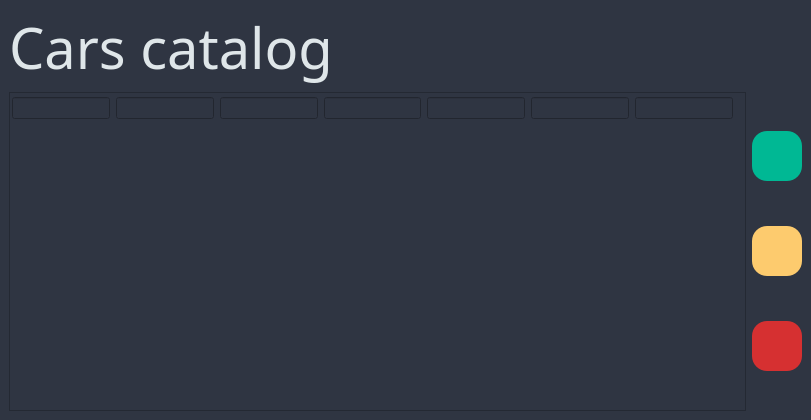
Qt form mainwindow.ui (Airaat/QT_CRUD_Book) before a commit.
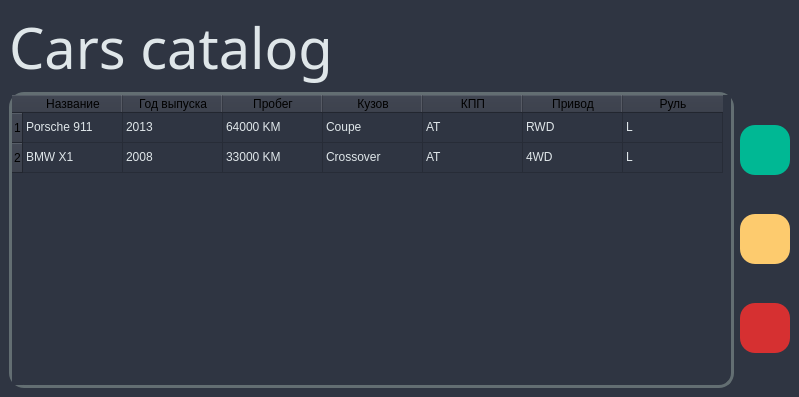
The same form after that commit. Icons and pictures are not drawn.

Diff of the .ui file:
```diff
--- a/mainwindow.ui
+++ b/mainwindow.ui
@@ -6,18 +6,199 @@
    <rect>
     <x>0</x>
     <y>0</y>
-    <width>811</width>
-    <height>420</height>
+    <width>799</width>
+    <height>397</height>
    </rect>
   </property>
+  <property name="font">
+   <font>
+    <pointsize>11</pointsize>
+   </font>
+  </property>
   <property name="windowTitle">
    <string>MainWindow</string>
   </property>
   <property name="styleSheet">
-   <string notr="true">background-color:#2f3542;</string>
+   <string notr="true">QTableWidget::horizontalHeader {
+    background-color: #c0c0c0; /* Цвет фона заголовка */
+    color: #000000; /* Цвет текста заголовка */
+    font: bold 12px; /* Шрифт и размер текста заголовка */
+}
+
+QTableWidget::verticalHeader {
+    background-color: #c0c0c0; /* Цвет фона заголовка */
+    color: #000000; /* Цвет текста заголовка */
+    font: bold 12px; /* Шрифт и размер текста заголовка */
+}
+
+
+QWidget{
+	background-color:#2d3436;
+	background-color:#2f3542;
+}
+
+QLineEdit, QScrollArea{
+	border: none;
+	color: #dfe6e9;
+}
+
+QTableWidget {
+	background-color: #2f3542;
+	color: #dfe6e9;
+
+	border: 3px solid #636e72;
+	border-radius: 15%;
+	
+	font: &quot;Arial Rounded MT Bold&quot;;
+}</string>
   </property>
   <widget class="QWidget" name="centralwidget">
    <layout class="QGridLayout" name="gridLayout">
+    <item row="0" column="0" colspan="2">
+     <widget class="QLabel" name="tittle">
+      <property name="font">
+       <font>
+        <family>Eras Bold ITC</family>
+        <pointsize>42</pointsize>
+       </font>
+      </property>
+      <property name="styleSheet">
+       <string notr="true">color: #dfe6e9;</string>
+      </property>
+      <property name="text">
+       <string>Cars catalog</string>
+      </property>
+     </widget>
+    </item>
+    <item row="1" column="0">
+     <widget class="QTableWidget" name="tableWidget">
+      <property name="styleSheet">
+       <string notr="true">background-color: #2f3542;</string>
+      </property>
+      <row>
+       <property name="text">
+        <string>1</string>
+       </property>
+      </row>
+      <row>
+       <property name="text">
+        <string>2</string>
+       </property>
+      </row>
+      <column>
+       <property name="text">
+        <string>Название</string>
+       </property>
+       <property name="background">
+        <color>
+         <red>47</red>
+         <green>53</green>
+         <blue>66</blue>
+        </color>
+       </property>
+      </column>
+      <column>
+       <property name="text">
+        <string>Год выпуска</string>
+       </property>
+      </column>
+      <column>
+       <property name="text">
+        <string>Пробег</string>
+       </property>
+      </column>
+      <column>
+       <property name="text">
+        <string>Кузов</string>
+       </property>
+      </column>
+      <column>
+       <property name="text">
+        <string>КПП</string>
+       </property>
+      </column>
+      <column>
+       <property name="text">
+        <string>Привод</string>
+       </property>
+      </column>
+      <column>
+       <property name="text">
+        <string>Руль</string>
+       </property>
+      </column>
+      <item row="0" column="0">
+       <property name="text">
+        <string>Porsche 911</string>
+       </property>
+      </item>
+      <item row="0" column="1">
+       <property name="text">
+        <string>2013</string>
+       </property>
+      </item>
+      <item row="0" column="2">
+       <property name="text">
+        <string>64000 KM</string>
+       </property>
+      </item>
+      <item row="0" column="3">
+       <property name="text">
+        <string>Coupe</string>
+       </property>
+      </item>
+      <item row="0" column="4">
+       <property name="text">
+        <string>AT</string>
+       </property>
+      </item>
+      <item row="0" column="5">
+       <property name="text">
+        <string>RWD</string>
+       </property>
+      </item>
+      <item row="0" column="6">
+       <property name="text">
+        <string>L</string>
+       </property>
+      </item>
+      <item row="1" column="0">
+       <property name="text">
+        <string>BMW X1</string>
+       </property>
+      </item>
+      <item row="1" column="1">
+       <property name="text">
+        <string>2008</string>
+       </property>
+      </item>
+      <item row="1" column="2">
+       <property name="text">
+        <string>33000 KM</string>
+       </property>
+      </item>
+      <item row="1" column="3">
+       <property name="text">
+        <string>Crossover</string>
+       </property>
+      </item>
+      <item row="1" column="4">
+       <property name="text">
+        <string>AT</string>
+       </property>
+      </item>
+      <item row="1" column="5">
+       <property name="text">
+        <string>4WD</string>
+       </property>
+      </item>
+      <item row="1" column="6">
+       <property name="text">
+        <string>L</string>
+       </property>
+      </item>
+     </widget>
+    </item>
     <item row="1" column="1">
      <layout class="QVBoxLayout" name="verticalLayout_2">
       <item>
@@ -63,6 +244,9 @@
       </item>
       <item>
        <widget class="QPushButton" name="editButton">
+        <property name="enabled">
+         <bool>false</bool>
+        </property>
         <property name="sizePolicy">
          <sizepolicy hsizetype="Maximum" vsizetype="Maximum">
           <horstretch>0</horstretch>
@@ -102,6 +286,9 @@
       </item>
       <item>
        <widget class="QPushButton" name="removeButton">
+        <property name="enabled">
+         <bool>false</bool>
+        </property>
         <property name="sizePolicy">
          <sizepolicy hsizetype="Maximum" vsizetype="Maximum">
           <horstretch>0</horstretch>
@@ -141,76 +328,6 @@
       </item>
      </layout>
     </item>
-    <item row="0" column="0">
-     <widget class="QLabel" name="name">
-      <property name="font">
-       <font>
-        <family>Eras Bold ITC</family>
-        <pointsize>42</pointsize>
-       </font>
-      </property>
-      <property name="styleSheet">
-       <string notr="true">color: #dfe6e9;</string>
-      </property>
-      <property name="text">
-       <string>Cars catalog</string>
-      </property>
-     </widget>
-    </item>
-    <item row="1" column="0">
-     <layout class="QVBoxLayout" name="verticalLayout">
-      <item>
-       <widget class="QScrollArea" name="scrollArea">
-        <property name="widgetResizable">
-         <bool>true</bool>
-        </property>
-        <widget class="QWidget" name="scrollAreaWidgetContents">
-         <property name="geometry">
-          <rect>
-           <x>0</x>
-           <y>0</y>
-           <width>731</width>
-           <height>327</height>
-          </rect>
-         </property>
-         <widget class="QWidget" name="layoutWidget">
-          <property name="geometry">
-           <rect>
-            <x>2</x>
-            <y>2</y>
-            <width>721</width>
-            <height>26</height>
-           </rect>
-          </property>
-          <layout class="QHBoxLayout" name="horizontalLayout_2">
-           <item>
-            <widget class="QLineEdit" name="model"/>
-           </item>
-           <item>
-            <widget class="QLineEdit" name="year"/>
-           </item>
-           <item>
-            <widget class="QLineEdit" name="mileage"/>
-           </item>
-           <item>
-            <widget class="QLineEdit" name="body"/>
-           </item>
-           <item>
-            <widget class="QLineEdit" name="gearbox"/>
-           </item>
-           <item>
-            <widget class="QLineEdit" name="drive"/>
-           </item>
-           <item>
-            <widget class="QLineEdit" name="driverPosition"/>
-           </item>
-          </layout>
-         </widget>
-        </widget>
-       </widget>
-      </item>
-     </layout>
-    </item>
    </layout>
   </widget>
  </widget>
```
